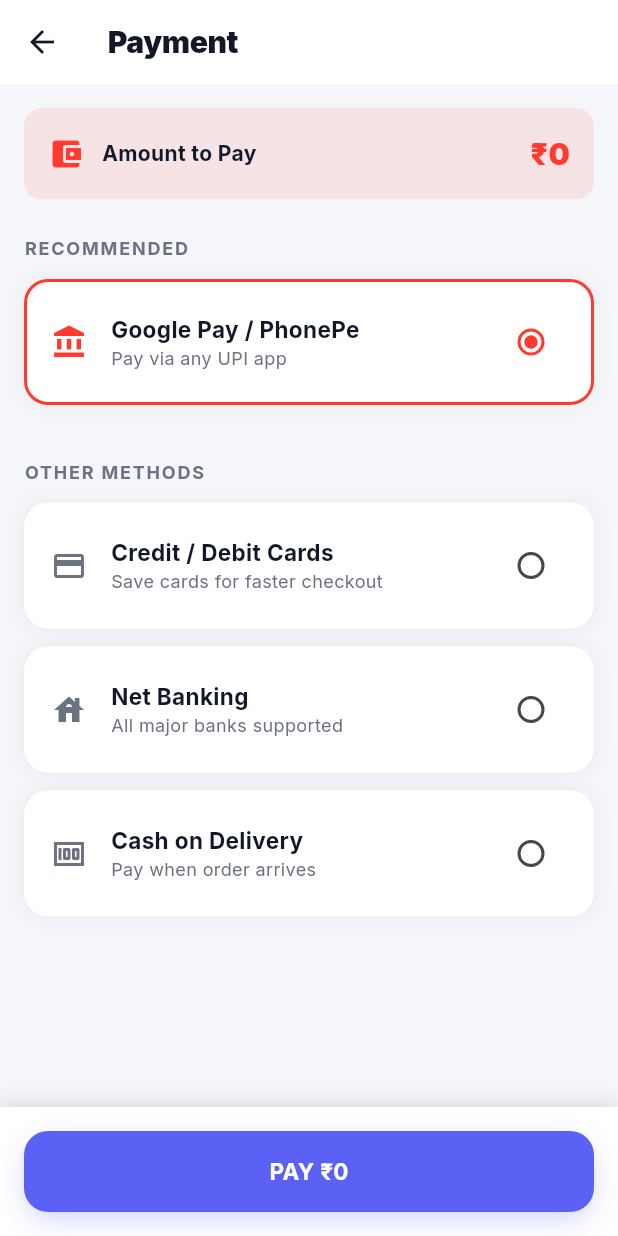
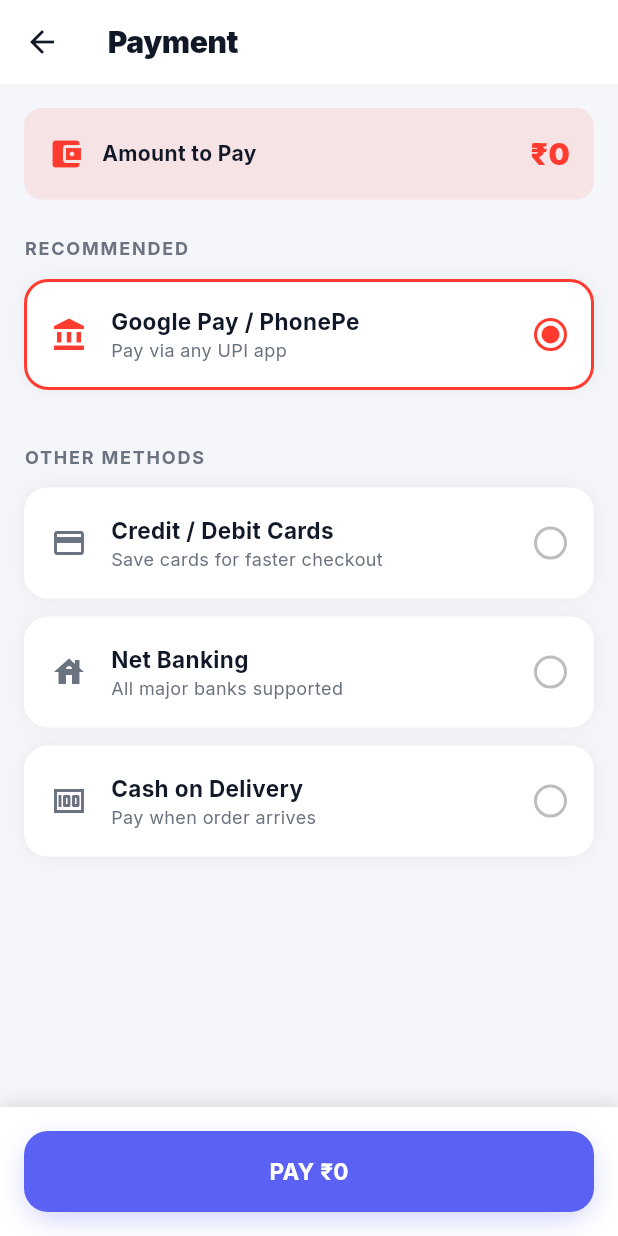
Before and after one commit to Herryyy28/shopverse, a Flutter app: the PaymentScreen screen opened directly with empty values, on a phone screen of 412 x 824 dp. Run offline on Flutter 3.47's test engine with Material 3 defaults, Android fonts, the phone set to English and light mode, and no system bars; our stand-ins replace cached_network_image, cloud_firestore, confetti, file_picker, firebase_auth, firebase_core and 12 more; missing offline and left inert: firebase_app_check, flutter_stripe, mobile_scanner, model_viewer_plus; accounts and stored records are empty.

Commit message:
feat: implement Firebase-based authentication provider and checkout-related UI screens

```diff
--- a/lib/screens/checkout/live_tracking_screen.dart
+++ b/lib/screens/checkout/live_tracking_screen.dart
@@ -12,6 +12,12 @@
 
 class _LiveTrackingScreenState extends State<LiveTrackingScreen> {
   GoogleMapController? _mapController;
+
+  @override
+  void dispose() {
+    _mapController?.dispose();
+    super.dispose();
+  }
 
   // Set default coordinates (e.g. Mumbai/Delhi central points for demo)
   static const LatLng _storeLocation = LatLng(19.0760, 72.8777);
--- a/lib/screens/checkout/payment_screen.dart
+++ b/lib/screens/checkout/payment_screen.dart
@@ -111,12 +111,30 @@
                 ],
               ),
             ),
-            Radio<String>(
-              value: id,
-              groupValue: _selectedMethod,
-              activeColor: AppColors.brandRed,
-              onChanged: (val) => setState(() => _selectedMethod = val!),
-            ),
+            AnimatedContainer(
+                duration: const Duration(milliseconds: 200),
+                width: 22,
+                height: 22,
+                decoration: BoxDecoration(
+                  shape: BoxShape.circle,
+                  border: Border.all(
+                    color: isSelected ? AppColors.brandRed : Colors.grey.shade400,
+                    width: 2,
+                  ),
+                ),
+                child: isSelected
+                    ? Center(
+                        child: Container(
+                          width: 12,
+                          height: 12,
+                          decoration: const BoxDecoration(
+                            shape: BoxShape.circle,
+                            color: AppColors.brandRed,
+                          ),
+                        ),
+                      )
+                    : null,
+              ),
           ],
         ),
       ),
--- a/lib/screens/profile/orders_screen.dart
+++ b/lib/screens/profile/orders_screen.dart
@@ -233,7 +233,11 @@
                       }
                       ScaffoldMessenger.of(context).showSnackBar(
                         SnackBar(
-                          content: Text(added > 0 ? '$added items added to cart! 🛍️' : 'Cannot reorder legacy items.'),
+                          content: Text(
+                            added > 0
+                                ? '$added items added to cart! 🛍️'
+                                : 'Cannot reorder legacy items.',
+                          ),
                           behavior: SnackBarBehavior.floating,
                           backgroundColor: added > 0
                               ? AppColors.success
--- a/lib/services/chat_service.dart
+++ b/lib/services/chat_service.dart
@@ -2,18 +2,18 @@
 import 'package:cloud_firestore/cloud_firestore.dart';
 import 'package:firebase_core/firebase_core.dart';
 import 'package:shopverse/models/chat_message.dart';
-import 'package:socket_io_client/socket_io_client.dart' as IO;
+import 'package:socket_io_client/socket_io_client.dart' as io;
 
 class ChatService {
   FirebaseFirestore get _firestore => FirebaseFirestore.instance;
   bool get _isFirebaseReady => Firebase.apps.isNotEmpty;
 
-  IO.Socket? _socket;
+  io.Socket? _socket;
 
   void connectSocket(String userId) {
     try {
       // Connect to Socket.IO backend gateway
-      _socket = IO.io('https://chat-gateway.shopverse.com', IO.OptionBuilder()
+      _socket = io.io('https://chat-gateway.shopverse.com', io.OptionBuilder()
         .setTransports(['websocket'])
         .disableAutoConnect()
         .setQuery({'userId': userId})
--- a/lib/services/firebase_service.dart
+++ b/lib/services/firebase_service.dart
@@ -17,8 +17,8 @@
 
       try {
         await FirebaseAppCheck.instance.activate(
-          androidProvider: AndroidProvider.debug,
-          appleProvider: AppleProvider.deviceCheck,
+          providerAndroid: AndroidDebugProvider(),
+          providerApple: AppleDeviceCheckProvider(),
         );
         debugPrint('Firebase App Check initialized');
       } catch (appCheckError) {
```
Also changed, not shown: lib/providers/auth_provider.dart (+71 -21 lines), pubspec.yaml (line endings or trailing spaces).
